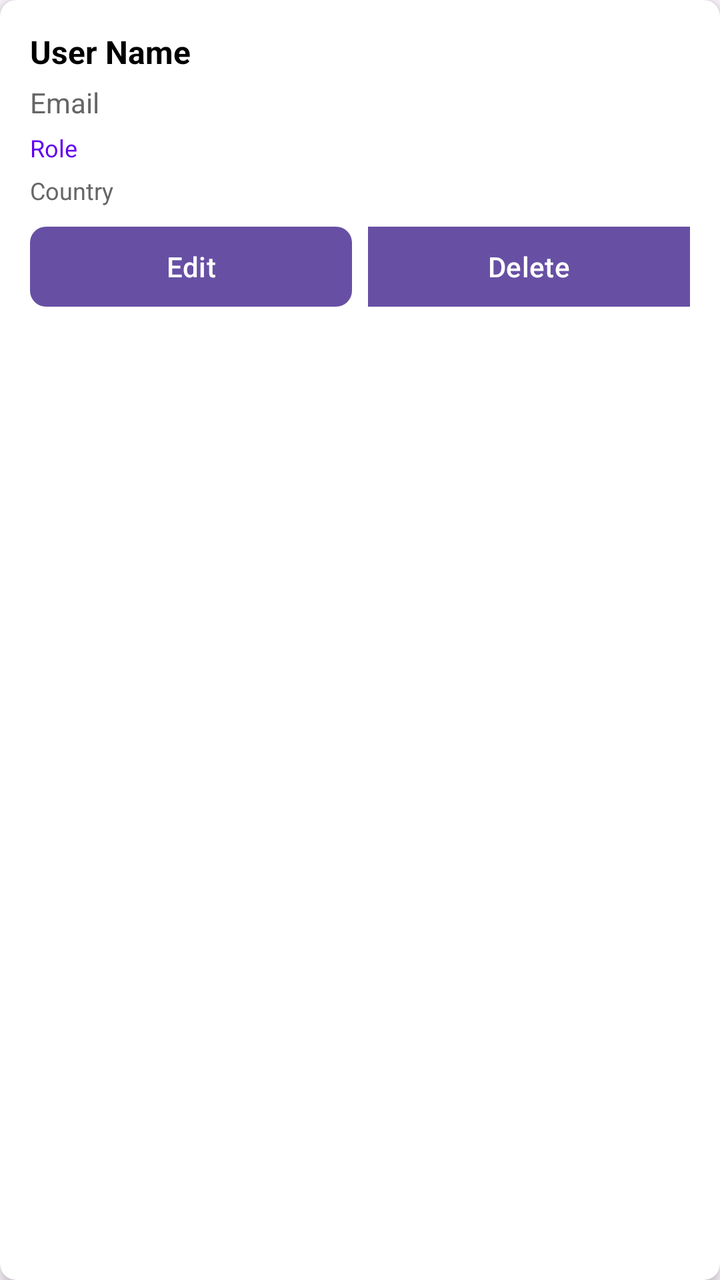
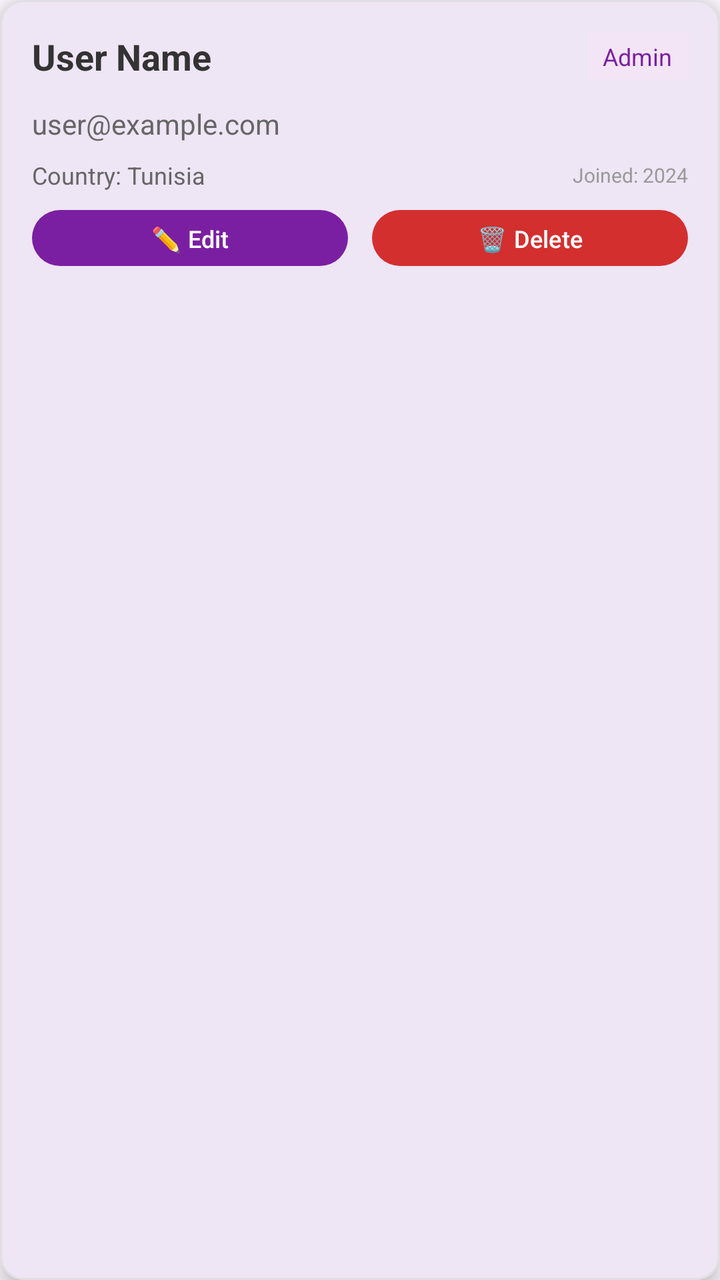

The first picture is an Android layout as it rendered before a commit; the second is the same layout after the commit. The layout source and the unified diff follow.
<!-- AndroidManifest.xml: application theme Theme.Computershop -->
<!-- res/layout/item_user.xml -->
<?xml version="1.0" encoding="utf-8"?>
<androidx.cardview.widget.CardView xmlns:android="http://schemas.android.com/apk/res/android"
    xmlns:app="http://schemas.android.com/apk/res-auto"
    android:layout_width="match_parent"
    android:layout_height="wrap_content"
    android:layout_margin="8dp"
    app:cardElevation="4dp"
    app:cardCornerRadius="8dp">

    <LinearLayout
        android:layout_width="match_parent"
        android:layout_height="wrap_content"
        android:orientation="vertical"
        android:padding="15dp">

        <TextView
            android:id="@+id/userName"
            android:layout_width="match_parent"
            android:layout_height="wrap_content"
            android:text="User Name"
            android:textSize="16sp"
            android:textStyle="bold"
            android:textColor="#000000"
            android:layout_marginBottom="5dp" />

        <TextView
            android:id="@+id/userEmail"
            android:layout_width="match_parent"
            android:layout_height="wrap_content"
            android:text="Email"
            android:textSize="14sp"
            android:textColor="#666666"
            android:layout_marginBottom="5dp" />

        <TextView
            android:id="@+id/userRole"
            android:layout_width="match_parent"
            android:layout_height="wrap_content"
            android:text="Role"
            android:textSize="12sp"
            android:textColor="#FF6200EE"
            android:layout_marginBottom="5dp" />

        <TextView
            android:id="@+id/userCountry"
            android:layout_width="match_parent"
            android:layout_height="wrap_content"
            android:text="Country"
            android:textSize="12sp"
            android:textColor="#666666"
            android:layout_marginBottom="10dp" />

        <LinearLayout
            android:layout_width="match_parent"
            android:layout_height="wrap_content"
            android:orientation="horizontal"
            android:gravity="center">

            <Button
                android:id="@+id/editBtn"
                android:layout_width="0dp"
                android:layout_height="40dp"
                android:layout_weight="1"
                android:text="Edit"
                android:background="@drawable/button_background"
                android:textColor="@android:color/white"
                android:layout_marginEnd="8dp" />

            <Button
                android:id="@+id/deleteBtn"
                android:layout_width="0dp"
                android:layout_height="40dp"
                android:layout_weight="1"
                android:text="Delete"
                android:background="#FFFF6B6B"
                android:textColor="@android:color/white" />
        </LinearLayout>

    </LinearLayout>

</androidx.cardview.widget.CardView>
<!-- resources referenced by this layout -->
<resources>
  <!-- drawable button_background (drawable) -->
  <?xml version="1.0" encoding="utf-8"?>
  <shape xmlns:android="http://schemas.android.com/apk/res/android">
      <solid android:color="#FF6200EE" />
      <corners android:radius="8dp" />
  </shape>
  <style name="Theme.Computershop" parent="Base.Theme.Computershop" />
  <style name="Base.Theme.Computershop" parent="Theme.Material3.DayNight.NoActionBar">
          
          
      </style>
</resources>

<!-- the commit's change to res/layout/item_user.xml (unified diff, before → after) -->
@@ -1,81 +1,127 @@
 <?xml version="1.0" encoding="utf-8"?>
-<androidx.cardview.widget.CardView xmlns:android="http://schemas.android.com/apk/res/android"
+<com.google.android.material.card.MaterialCardView xmlns:android="http://schemas.android.com/apk/res/android"
     xmlns:app="http://schemas.android.com/apk/res-auto"
     android:layout_width="match_parent"
     android:layout_height="wrap_content"
     android:layout_margin="8dp"
-    app:cardElevation="4dp"
-    app:cardCornerRadius="8dp">
+    app:cardElevation="6dp"
+    app:cardCornerRadius="12dp"
+    app:strokeColor="#E0E0E0"
+    app:strokeWidth="1dp">
 
     <LinearLayout
         android:layout_width="match_parent"
         android:layout_height="wrap_content"
         android:orientation="vertical"
-        android:padding="15dp">
+        android:padding="16dp">
 
-        <TextView
-            android:id="@+id/userName"
+        
+        <LinearLayout
             android:layout_width="match_parent"
             android:layout_height="wrap_content"
-            android:text="User Name"
-            android:textSize="16sp"
-            android:textStyle="bold"
-            android:textColor="#000000"
-            android:layout_marginBottom="5dp" />
+            android:orientation="horizontal"
+            android:gravity="center_vertical"
+            android:layout_marginBottom="12dp">
 
+            <TextView
+                android:id="@+id/userName"
+                android:layout_width="0dp"
+                android:layout_height="wrap_content"
+                android:layout_weight="1"
+                android:text="User Name"
+                android:textSize="18sp"
+                android:textStyle="bold"
+                android:textColor="#333333"
+                android:maxLines="1"
+                android:ellipsize="end" />
+
+            <TextView
+                android:id="@+id/userRole"
+                android:layout_width="wrap_content"
+                android:layout_height="wrap_content"
+                android:text="Admin"
+                android:textSize="12sp"
+                android:textColor="#7B1FA2"
+                android:background="#F3E5F5"
+                android:paddingHorizontal="8dp"
+                android:paddingVertical="4dp"
+                app:cornerRadius="8dp" />
+
+        </LinearLayout>
+
+        
         <TextView
             android:id="@+id/userEmail"
             android:layout_width="match_parent"
             android:layout_height="wrap_content"
-            android:text="Email"
+            android:text="user@example.com"
             android:textSize="14sp"
             android:textColor="#666666"
-            android:layout_marginBottom="5dp" />
+            android:layout_marginBottom="8dp"
+            android:maxLines="1"
+            android:ellipsize="end" />
 
-        <TextView
-            android:id="@+id/userRole"
+        <LinearLayout
             android:layout_width="match_parent"
             android:layout_height="wrap_content"
-            android:text="Role"
-            android:textSize="12sp"
-            android:textColor="#FF6200EE"
-            android:layout_marginBottom="5dp" />
+            android:orientation="horizontal"
+            android:gravity="center_vertical"
+            android:layout_marginBottom="16px">
 
-        <TextView
-            android:id="@+id/userCountry"
-            android:layout_width="match_parent"
-            android:layout_height="wrap_content"
-            android:text="Country"
-            android:textSize="12sp"
-            android:textColor="#666666"
-            android:layout_marginBottom="10dp" />
+            <TextView
+                android:id="@+id/userCountry"
+                android:layout_width="0dp"
+                android:layout_height="wrap_content"
+                android:layout_weight="1"
+                android:text="Country: Tunisia"
+                android:textSize="12sp"
+                android:textColor="#666666" />
 
+            <TextView
+                android:id="@+id/userDate"
+                android:layout_width="wrap_content"
+                android:layout_height="wrap_content"
+                android:text="Joined: 2024"
+                android:textSize="10sp"
+                android:textColor="#999999" />
+
+        </LinearLayout>
+
+        
         <LinearLayout
             android:layout_width="match_parent"
             android:layout_height="wrap_content"
             android:orientation="horizontal"
             android:gravity="center">
 
-            <Button
+            <com.google.android.material.button.MaterialButton
                 android:id="@+id/editBtn"
                 android:layout_width="0dp"
-                android:layout_height="40dp"
+                android:layout_height="36dp"
                 android:layout_weight="1"
-                android:text="Edit"
-                android:background="@drawable/button_background"
+                android:text="✏️ Edit"
+                android:textSize="12sp"
                 android:textColor="@android:color/white"
-                android:layout_marginEnd="8dp" />
+                app:backgroundTint="#7B1FA2"
+                app:cornerRadius="18dp"
+                android:layout_marginEnd="6dp"
+                android:elevation="2dp" />
 
-            <Button
+            <com.google.android.material.button.MaterialButton
                 android:id="@+id/deleteBtn"
                 android:layout_width="0dp"
-                android:layout_height="40dp"
+                android:layout_height="36dp"
                 android:layout_weight="1"
-                android:text="Delete"
-                android:background="#FFFF6B6B"
-                android:textColor="@android:color/white" />
+                android:text="🗑️ Delete"
+                android:textSize="12sp"
+                android:textColor="@android:color/white"
+                app:backgroundTint="#D32F2F"
+                app:cornerRadius="18dp"
+                android:layout_marginStart="6dp"
+                android:elevation="2dp" />
+
         </LinearLayout>
 
     </LinearLayout>
 
-</androidx.cardview.widget.CardView>
+</com.google.android.material.card.MaterialCardView>
<!-- resource entries referenced after the edit -->
@@ -1,11 +1,5 @@
 <!-- resources referenced by this layout -->
 <resources>
-  <!-- drawable button_background (drawable) -->
-  <?xml version="1.0" encoding="utf-8"?>
-  <shape xmlns:android="http://schemas.android.com/apk/res/android">
-      <solid android:color="#FF6200EE" />
-      <corners android:radius="8dp" />
-  </shape>
   <style name="Theme.Computershop" parent="Base.Theme.Computershop" />
   <style name="Base.Theme.Computershop" parent="Theme.Material3.DayNight.NoActionBar">
           
